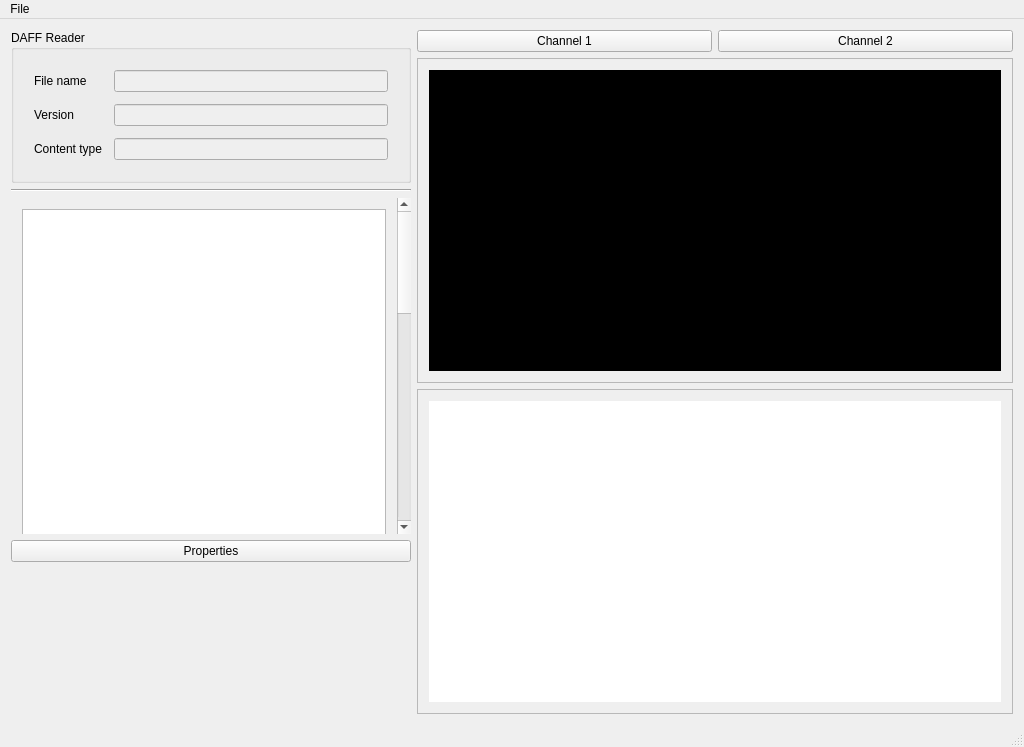
The window that apps/viewer/ui/QDAFFViewerWindow.ui (svn2github/opendaff) describes before a commit, drawn with Qt 5.
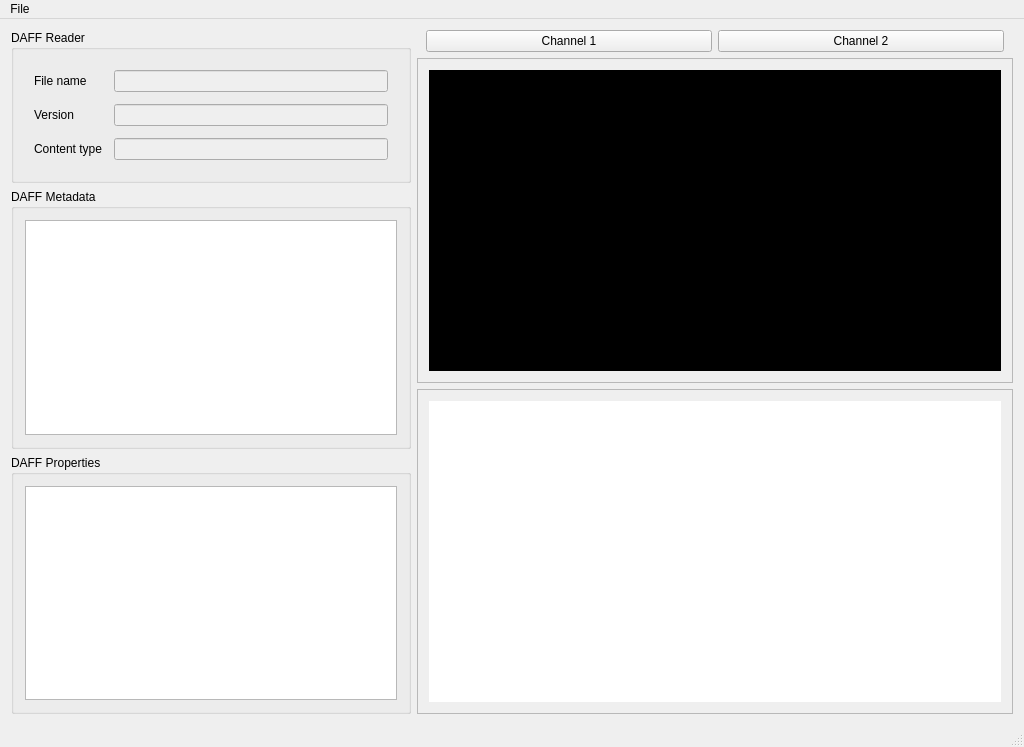
The same window after the commit. Custom widgets are drawn as their Qt base class.

Commit message: upd: DAFFViewer progress (Metadata and Properties table view) upd: fixes in DAFFMetadata and extensions in DAFFViz CarpetPlot.

Patch:
```diff
--- a/apps/viewer/ui/QDAFFViewerWindow.ui
+++ b/apps/viewer/ui/QDAFFViewerWindow.ui
@@ -39,7 +39,7 @@
     <item>
      <layout class="QHBoxLayout" name="horizontalLayout" stretch="3,6">
       <item>
-       <layout class="QVBoxLayout" name="DAFFFileInfo">
+       <layout class="QVBoxLayout" name="layout_StaticInfo" stretch="0,1,1">
         <item>
          <widget class="QDAFFHeaderGroupBox" name="DAFFHeader_GroupBox">
           <property name="minimumSize">
@@ -128,70 +128,48 @@
          </widget>
         </item>
         <item>
-         <widget class="Line" name="line">
-          <property name="orientation">
-           <enum>Qt::Horizontal</enum>
+         <widget class="QGroupBox" name="groupBox_Metadata">
+          <property name="title">
+           <string>DAFF Metadata</string>
           </property>
+          <layout class="QVBoxLayout" name="verticalLayout">
+           <item>
+            <widget class="QDAFFMetadataTableView" name="tableView_Metadata">
+             <property name="minimumSize">
+              <size>
+               <width>0</width>
+               <height>100</height>
+              </size>
+             </property>
+            </widget>
+           </item>
+          </layout>
          </widget>
         </item>
         <item>
-         <widget class="QScrollArea" name="scrollArea">
-          <property name="frameShape">
-           <enum>QFrame::NoFrame</enum>
+         <widget class="QGroupBox" name="groupBox_Properties">
+          <property name="title">
+           <string>DAFF Properties</string>
           </property>
-          <property name="widgetResizable">
-           <bool>true</bool>
-          </property>
-          <widget class="QWidget" name="scrollAreaWidgetContents">
-           <property name="geometry">
-            <rect>
-             <x>0</x>
-             <y>0</y>
-             <width>383</width>
-             <height>1018</height>
-            </rect>
-           </property>
-           <layout class="QVBoxLayout" name="verticalLayout">
-            <item>
-             <widget class="QDAFFMetadataTableView" name="tableView">
-              <property name="minimumSize">
-               <size>
-                <width>0</width>
-                <height>1000</height>
-               </size>
-              </property>
-             </widget>
-            </item>
-           </layout>
-          </widget>
+          <layout class="QVBoxLayout" name="verticalLayout_2">
+           <item>
+            <widget class="QDAFFPropertiesTableView" name="tableView_Properties"/>
+           </item>
+          </layout>
          </widget>
         </item>
-        <item>
-         <widget class="QPushButton" name="pushButton_2">
-          <property name="text">
-           <string>Properties</string>
-          </property>
-         </widget>
-        </item>
-        <item>
-         <spacer name="verticalSpacer">
-          <property name="orientation">
-           <enum>Qt::Vertical</enum>
-          </property>
-          <property name="sizeHint" stdset="0">
-           <size>
-            <width>20</width>
-            <height>40</height>
-           </size>
-          </property>
-         </spacer>
-        </item>
        </layout>
       </item>
       <item>
        <layout class="QVBoxLayout" name="DAFFVisualization" stretch="0,1,1">
         <item>
          <layout class="QHBoxLayout" name="horizontalLayout_ChannelSwitcher">
+          <property name="leftMargin">
+           <number>9</number>
+          </property>
+          <property name="rightMargin">
+           <number>9</number>
+          </property>
           <item>
            <widget class="QPushButton" name="pushButton_3">
             <property name="text">
@@ -319,6 +297,17 @@
    <header>QDAFFVTKWidget.h</header>
    <container>1</container>
   </customwidget>
+  <customwidget>
+   <class>QDAFF2DPlot</class>
+   <extends>QFrame</extends>
+   <header>QDAFF2DPlot.h</header>
+   <container>1</container>
+  </customwidget>
+  <customwidget>
+   <class>QDAFFPropertiesTableView</class>
+   <extends>QTableView</extends>
+   <header>QDAFFPropertiesTable.h</header>
+  </customwidget>
  </customwidgets>
  <resources/>
  <connections/>
```
Left out of the diff: 16 changed lines with no effect on the pictures. The commit also changes 15 other files.
